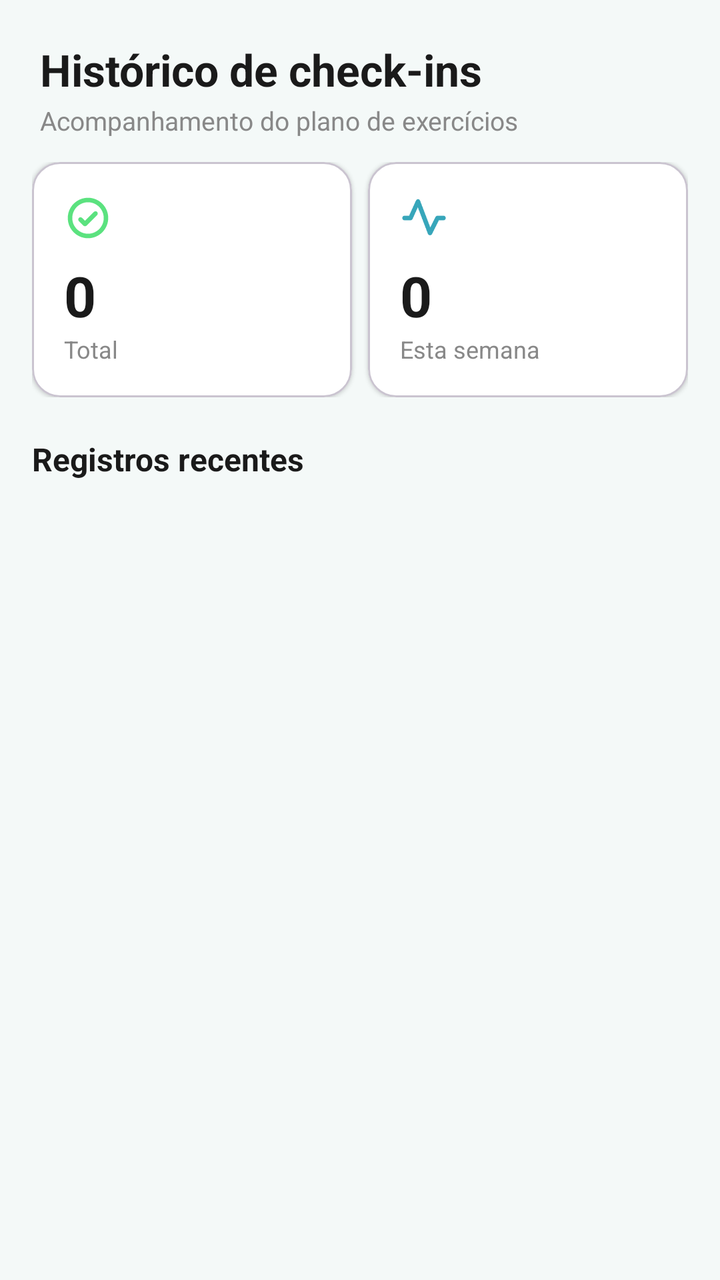
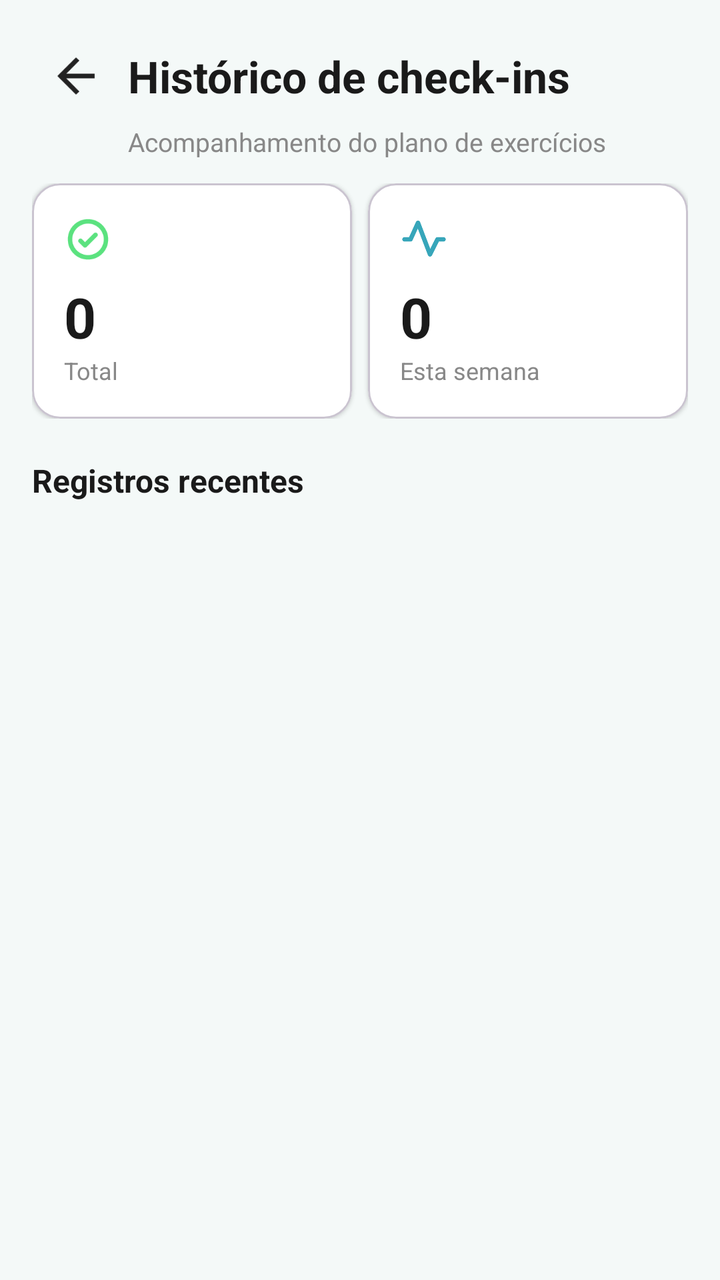

Before-and-after screenshots of an Android layout around one commit, followed by the original layout XML and the change that was made.
<!-- AndroidManifest.xml: application theme Theme.MayaRPGApp -->
<!-- res/layout/activity_historico_checkin.xml -->
<?xml version="1.0" encoding="utf-8"?>
<LinearLayout
    xmlns:android="http://schemas.android.com/apk/res/android"
    android:layout_width="match_parent"
    android:layout_height="match_parent"
    android:orientation="vertical"
    android:background="#F4F9F8">

    
    <LinearLayout
        android:layout_width="match_parent"
        android:layout_height="wrap_content"
        android:orientation="vertical"
        android:paddingStart="20dp"
        android:paddingEnd="20dp"
        android:paddingTop="20dp"
        android:paddingBottom="12dp">

        <TextView
            android:layout_width="wrap_content"
            android:layout_height="wrap_content"
            android:text="Histórico de check-ins"
            android:textSize="22sp"
            android:textStyle="bold"
            android:textColor="#1A1A1A" />

        <TextView
            android:layout_width="wrap_content"
            android:layout_height="wrap_content"
            android:text="Acompanhamento do plano de exercícios"
            android:textSize="13sp"
            android:textColor="#888888"
            android:layout_marginTop="2dp" />
    </LinearLayout>

    <androidx.core.widget.NestedScrollView
        android:layout_width="match_parent"
        android:layout_height="0dp"
        android:layout_weight="1"
        android:scrollbars="none">

        <LinearLayout
            android:layout_width="match_parent"
            android:layout_height="wrap_content"
            android:orientation="vertical"
            android:paddingStart="16dp"
            android:paddingEnd="16dp"
            android:paddingBottom="16dp">

            
            <LinearLayout
                android:layout_width="match_parent"
                android:layout_height="wrap_content"
                android:orientation="horizontal"
                android:layout_marginBottom="20dp">

                
                <com.google.android.material.card.MaterialCardView
                    xmlns:app="http://schemas.android.com/apk/res-auto"
                    android:layout_width="0dp"
                    android:layout_height="wrap_content"
                    android:layout_weight="1"
                    android:layout_marginEnd="8dp"
                    app:cardCornerRadius="14dp"
                    app:cardElevation="1dp"
                    app:cardBackgroundColor="#FFFFFF">

                    <LinearLayout
                        android:layout_width="match_parent"
                        android:layout_height="wrap_content"
                        android:orientation="vertical"
                        android:padding="16dp">

                        <ImageView
                            android:layout_width="24dp"
                            android:layout_height="24dp"
                            android:src="@drawable/ic_hist_check"
                            android:layout_marginBottom="8dp" />

                        <TextView
                            android:id="@+id/tv_count_semana"
                            android:layout_width="wrap_content"
                            android:layout_height="wrap_content"
                            android:text="0"
                            android:textSize="28sp"
                            android:textStyle="bold"
                            android:textColor="#1A1A1A" />

                        <TextView
                            android:layout_width="wrap_content"
                            android:layout_height="wrap_content"
                            android:text="Total"
                            android:textSize="12sp"
                            android:textColor="#888888" />
                    </LinearLayout>
                </com.google.android.material.card.MaterialCardView>

                
                <com.google.android.material.card.MaterialCardView
                    xmlns:app="http://schemas.android.com/apk/res-auto"
                    android:layout_width="0dp"
                    android:layout_height="wrap_content"
                    android:layout_weight="1"
                    app:cardCornerRadius="14dp"
                    app:cardElevation="1dp"
                    app:cardBackgroundColor="#FFFFFF">

                    <LinearLayout
                        android:layout_width="match_parent"
                        android:layout_height="wrap_content"
                        android:orientation="vertical"
                        android:padding="16dp">

                        <ImageView
                            android:layout_width="24dp"
                            android:layout_height="24dp"
                            android:src="@drawable/ic_hist_vital"
                            android:layout_marginBottom="8dp" />

                        <TextView
                            android:id="@+id/tv_count_total"
                            android:layout_width="wrap_content"
                            android:layout_height="wrap_content"
                            android:text="0"
                            android:textSize="28sp"
                            android:textStyle="bold"
                            android:textColor="#1A1A1A" />

                        <TextView
                            android:layout_width="wrap_content"
                            android:layout_height="wrap_content"
                            android:text="Esta semana"
                            android:textSize="12sp"
                            android:textColor="#888888" />
                    </LinearLayout>
                </com.google.android.material.card.MaterialCardView>
            </LinearLayout>

            
            <TextView
                android:layout_width="wrap_content"
                android:layout_height="wrap_content"
                android:text="Registros recentes"
                android:textSize="16sp"
                android:textStyle="bold"
                android:textColor="#1A1A1A"
                android:layout_marginBottom="12dp" />

            <ProgressBar
                android:id="@+id/progressBar"
                android:layout_width="wrap_content"
                android:layout_height="wrap_content"
                android:layout_gravity="center_horizontal"
                android:visibility="gone" />

            <TextView
                android:id="@+id/tv_empty"
                android:layout_width="match_parent"
                android:layout_height="wrap_content"
                android:text="Nenhum check-in registrado ainda."
                android:textSize="14sp"
                android:textColor="#AAAAAA"
                android:gravity="center"
                android:padding="32dp"
                android:visibility="gone" />

            <androidx.recyclerview.widget.RecyclerView
                android:id="@+id/rvCheckins"
                android:layout_width="match_parent"
                android:layout_height="wrap_content"
                android:nestedScrollingEnabled="false" />

        </LinearLayout>
    </androidx.core.widget.NestedScrollView>
</LinearLayout>
<!-- resources referenced by this layout -->
<resources>
  <!-- drawable ic_hist_check (drawable) -->
  <vector xmlns:android="http://schemas.android.com/apk/res/android"
      android:width="15dp"
      android:height="15dp"
      android:viewportWidth="15"
      android:viewportHeight="15">
    <path
        android:pathData="M10.341,5.596C10.407,5.662 10.459,5.739 10.494,5.825C10.53,5.91 10.548,6.002 10.548,6.094C10.548,6.187 10.53,6.279 10.494,6.364C10.459,6.449 10.407,6.527 10.341,6.592L7.06,9.874C6.995,9.939 6.917,9.991 6.832,10.027C6.746,10.062 6.654,10.08 6.562,10.08C6.469,10.08 6.378,10.062 6.292,10.027C6.207,9.991 6.129,9.939 6.064,9.874L4.658,8.467C4.592,8.402 4.54,8.324 4.505,8.239C4.47,8.153 4.451,8.062 4.451,7.969C4.451,7.877 4.47,7.785 4.505,7.7C4.54,7.614 4.592,7.537 4.658,7.471C4.723,7.406 4.801,7.354 4.886,7.319C4.972,7.283 5.063,7.265 5.156,7.265C5.248,7.265 5.34,7.283 5.425,7.319C5.511,7.354 5.588,7.406 5.654,7.471L6.563,8.379L9.346,5.595C9.412,5.529 9.489,5.478 9.575,5.442C9.66,5.407 9.752,5.389 9.844,5.389C9.937,5.389 10.028,5.408 10.113,5.443C10.199,5.479 10.276,5.531 10.341,5.596ZM13.828,7.5C13.828,8.752 13.457,9.975 12.762,11.016C12.066,12.056 11.078,12.868 9.922,13.346C8.765,13.825 7.493,13.951 6.265,13.707C5.038,13.462 3.91,12.86 3.025,11.975C2.14,11.09 1.538,9.962 1.293,8.735C1.049,7.507 1.175,6.235 1.654,5.078C2.133,3.922 2.944,2.934 3.984,2.238C5.025,1.543 6.248,1.172 7.5,1.172C9.178,1.174 10.786,1.841 11.973,3.027C13.159,4.214 13.826,5.822 13.828,7.5ZM12.422,7.5C12.422,6.527 12.133,5.575 11.592,4.766C11.052,3.956 10.283,3.325 9.384,2.953C8.484,2.58 7.495,2.483 6.54,2.673C5.585,2.863 4.708,3.331 4.02,4.02C3.331,4.708 2.863,5.585 2.673,6.54C2.483,7.495 2.58,8.484 2.953,9.384C3.325,10.283 3.956,11.052 4.766,11.592C5.575,12.133 6.527,12.422 7.5,12.422C8.805,12.42 10.056,11.901 10.979,10.979C11.901,10.056 12.42,8.805 12.422,7.5Z"
        android:fillColor="#5BE27F"/>
  </vector>
  <!-- drawable ic_hist_vital (drawable) -->
  <vector xmlns:android="http://schemas.android.com/apk/res/android"
      android:width="15dp"
      android:height="15dp"
      android:viewportWidth="15"
      android:viewportHeight="15">
    <path
        android:pathData="M14.297,7.5C14.297,7.687 14.223,7.865 14.091,7.997C13.959,8.129 13.78,8.203 13.594,8.203H12.153L10.004,12.502C9.945,12.619 9.856,12.717 9.745,12.786C9.633,12.854 9.506,12.891 9.375,12.891H9.34C9.203,12.884 9.072,12.837 8.962,12.757C8.851,12.677 8.767,12.566 8.718,12.438L5.566,4.169L3.921,7.793C3.865,7.916 3.775,8.019 3.661,8.092C3.548,8.165 3.416,8.203 3.281,8.203H1.406C1.22,8.203 1.041,8.129 0.909,7.997C0.777,7.865 0.703,7.687 0.703,7.5C0.703,7.314 0.777,7.135 0.909,7.003C1.041,6.871 1.22,6.797 1.406,6.797H2.828L4.985,2.051C5.043,1.925 5.136,1.818 5.254,1.745C5.372,1.672 5.509,1.635 5.647,1.64C5.786,1.644 5.92,1.689 6.033,1.77C6.146,1.85 6.232,1.962 6.282,2.092L9.462,10.439L11.09,7.184C11.149,7.067 11.238,6.969 11.35,6.901C11.461,6.833 11.588,6.797 11.719,6.797H13.594C13.78,6.797 13.959,6.871 14.091,7.003C14.223,7.135 14.297,7.314 14.297,7.5Z"
        android:fillColor="#37A6BA"/>
  </vector>
  <style name="Theme.MayaRPGApp" parent="Base.Theme.MayaRPGApp" />
  <style name="Base.Theme.MayaRPGApp" parent="Theme.Material3.DayNight.NoActionBar">
          <item name="android:statusBarColor">@android:color/transparent</item>
      </style>
</resources>

<!-- the commit's change to res/layout/activity_historico_checkin.xml (unified diff, before → after) -->
@@ -16,13 +16,31 @@
         android:paddingTop="20dp"
         android:paddingBottom="12dp">
 
-        <TextView
-            android:layout_width="wrap_content"
+        <LinearLayout
+            android:layout_width="match_parent"
             android:layout_height="wrap_content"
-            android:text="Histórico de check-ins"
-            android:textSize="22sp"
-            android:textStyle="bold"
-            android:textColor="#1A1A1A" />
+            android:orientation="horizontal"
+            android:gravity="center_vertical"
+            android:layout_marginBottom="4dp">
+
+            <ImageView
+                android:id="@+id/ivBack"
+                android:layout_width="36dp"
+                android:layout_height="36dp"
+                android:src="@drawable/ic_arrow_back"
+                android:padding="4dp"
+                android:layout_marginEnd="8dp"
+                android:clickable="true"
+                android:focusable="true" />
+
+            <TextView
+                android:layout_width="wrap_content"
+                android:layout_height="wrap_content"
+                android:text="Histórico de check-ins"
+                android:textSize="22sp"
+                android:textStyle="bold"
+                android:textColor="#1A1A1A" />
+        </LinearLayout>
 
         <TextView
             android:layout_width="wrap_content"
@@ -30,7 +48,8 @@
             android:text="Acompanhamento do plano de exercícios"
             android:textSize="13sp"
             android:textColor="#888888"
-            android:layout_marginTop="2dp" />
+            android:layout_marginTop="2dp"
+            android:layout_marginStart="44dp" />
     </LinearLayout>
 
     <androidx.core.widget.NestedScrollView
<!-- resource entries referenced after the edit -->
@@ -1,5 +1,16 @@
 <!-- resources referenced by this layout -->
 <resources>
+  <!-- drawable ic_arrow_back (drawable) -->
+  <?xml version="1.0" encoding="utf-8"?>
+  <vector xmlns:android="http://schemas.android.com/apk/res/android"
+      android:width="24dp"
+      android:height="24dp"
+      android:viewportWidth="24"
+      android:viewportHeight="24">
+      <path
+          android:fillColor="#FF222222"
+          android:pathData="M20,11H7.83l5.59,-5.59L12,4l-8,8 8,8 1.41,-1.41L7.83,13H20v-2z"/>
+  </vector>
   <!-- drawable ic_hist_check (drawable) -->
   <vector xmlns:android="http://schemas.android.com/apk/res/android"
       android:width="15dp"
